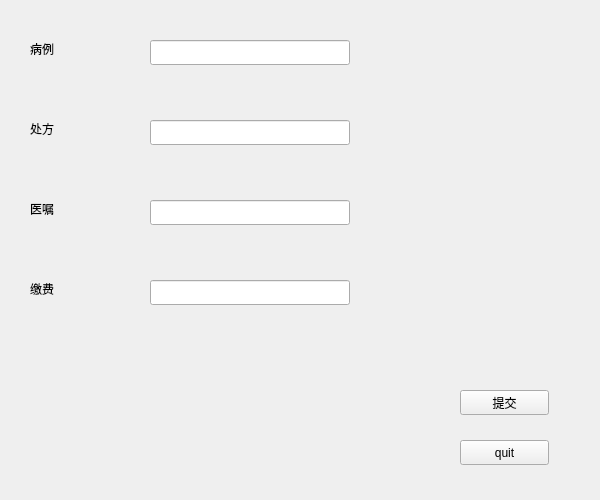
Before: the Qt Designer form demo1/handleapment.ui in KeviaWang/work, drawn with Qt 5.
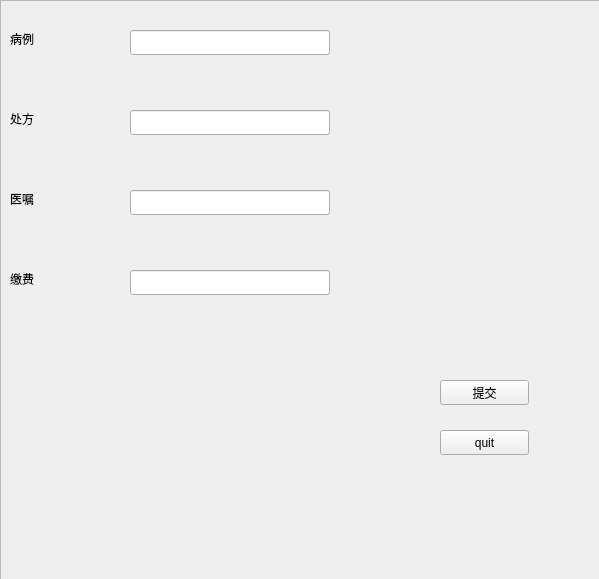
After: the same form once the commit is applied. Icons and pictures are not drawn.

```diff
--- a/demo1/handleapment.ui
+++ b/demo1/handleapment.ui
@@ -6,8 +6,8 @@
    <rect>
     <x>0</x>
     <y>0</y>
-    <width>600</width>
-    <height>500</height>
+    <width>599</width>
+    <height>579</height>
    </rect>
   </property>
   <property name="windowTitle">
@@ -16,24 +16,42 @@
   <property name="styleSheet">
    <string notr="true">#handleApment{border-image: url(:/back/蓝色渐变.jpg);}</string>
   </property>
-  <widget class="QPushButton" name="pushButton">
+  <widget class="QFrame" name="frame">
    <property name="geometry">
     <rect>
-     <x>460</x>
-     <y>440</y>
+     <x>0</x>
+     <y>0</y>
+     <width>601</width>
+     <height>581</height>
+    </rect>
+   </property>
+   <property name="styleSheet">
+    <string notr="true">#frame{border-image: url(:/new/prefix1/back/蓝色渐变.jpg);}</string>
+   </property>
+   <property name="frameShape">
+    <enum>QFrame::StyledPanel</enum>
+   </property>
+   <property name="frameShadow">
+    <enum>QFrame::Raised</enum>
+   </property>
+   <widget class="QPushButton" name="tijiaoBtn">
+    <property name="geometry">
+     <rect>
+      <x>440</x>
+      <y>380</y>
      <width>89</width>
      <height>25</height>
     </rect>
    </property>
    <property name="text">
-    <string>quit</string>
+     <string>提交</string>
    </property>
   </widget>
   <widget class="QLabel" name="label">
    <property name="geometry">
     <rect>
-     <x>30</x>
-     <y>40</y>
+      <x>10</x>
+      <y>30</y>
      <width>67</width>
      <height>17</height>
     </rect>
@@ -42,37 +60,21 @@
     <string>病例</string>
    </property>
   </widget>
-  <widget class="QLabel" name="label_2">
+   <widget class="QLineEdit" name="bingliEdit">
    <property name="geometry">
     <rect>
-     <x>30</x>
-     <y>120</y>
-     <width>67</width>
-     <height>17</height>
-    </rect>
-   </property>
-   <property name="text">
-    <string>处方</string>
-   </property>
-  </widget>
-  <widget class="QLabel" name="label_3">
-   <property name="geometry">
-    <rect>
-     <x>30</x>
-     <y>200</y>
-     <width>67</width>
-     <height>17</height>
-    </rect>
-   </property>
-   <property name="text">
-    <string>医嘱</string>
+      <x>130</x>
+      <y>30</y>
+      <width>200</width>
+      <height>25</height>
+     </rect>
    </property>
   </widget>
   <widget class="QLabel" name="label_4">
    <property name="geometry">
     <rect>
-     <x>30</x>
-     <y>280</y>
+      <x>10</x>
+      <y>270</y>
      <width>67</width>
      <height>17</height>
     </rect>
@@ -81,31 +83,34 @@
     <string>缴费</string>
    </property>
   </widget>
-  <widget class="QLineEdit" name="bingliEdit">
-   <property name="geometry">
-    <rect>
-     <x>150</x>
-     <y>40</y>
-     <width>200</width>
-     <height>25</height>
-    </rect>
-   </property>
-  </widget>
   <widget class="QLineEdit" name="chufangEdit">
    <property name="geometry">
     <rect>
-     <x>150</x>
-     <y>120</y>
+      <x>130</x>
+      <y>110</y>
      <width>200</width>
      <height>25</height>
     </rect>
    </property>
   </widget>
+   <widget class="QPushButton" name="pushButton">
+    <property name="geometry">
+     <rect>
+      <x>440</x>
+      <y>430</y>
+      <width>89</width>
+      <height>25</height>
+     </rect>
+    </property>
+    <property name="text">
+     <string>quit</string>
+    </property>
+   </widget>
   <widget class="QLineEdit" name="yizhuEdit">
    <property name="geometry">
     <rect>
-     <x>150</x>
-     <y>200</y>
+      <x>130</x>
+      <y>190</y>
      <width>200</width>
      <height>25</height>
     </rect>
@@ -114,25 +119,39 @@
   <widget class="QLineEdit" name="jiaofeiEdit">
    <property name="geometry">
     <rect>
-     <x>150</x>
-     <y>280</y>
+      <x>130</x>
+      <y>270</y>
      <width>200</width>
      <height>25</height>
     </rect>
    </property>
   </widget>
-  <widget class="QPushButton" name="tijiaoBtn">
+   <widget class="QLabel" name="label_3">
    <property name="geometry">
     <rect>
-     <x>460</x>
-     <y>390</y>
-     <width>89</width>
-     <height>25</height>
+      <x>10</x>
+      <y>190</y>
+      <width>67</width>
+      <height>17</height>
     </rect>
    </property>
    <property name="text">
-    <string>提交</string>
-   </property>
+     <string>医嘱</string>
+    </property>
+   </widget>
+   <widget class="QLabel" name="label_2">
+    <property name="geometry">
+     <rect>
+      <x>10</x>
+      <y>110</y>
+      <width>67</width>
+      <height>17</height>
+     </rect>
+    </property>
+    <property name="text">
+     <string>处方</string>
+    </property>
+   </widget>
   </widget>
  </widget>
  <resources/>
```
Left out of the diff: 2 changed lines with no effect on the pictures. Lines whose indentation alone changed are shown as unchanged.
